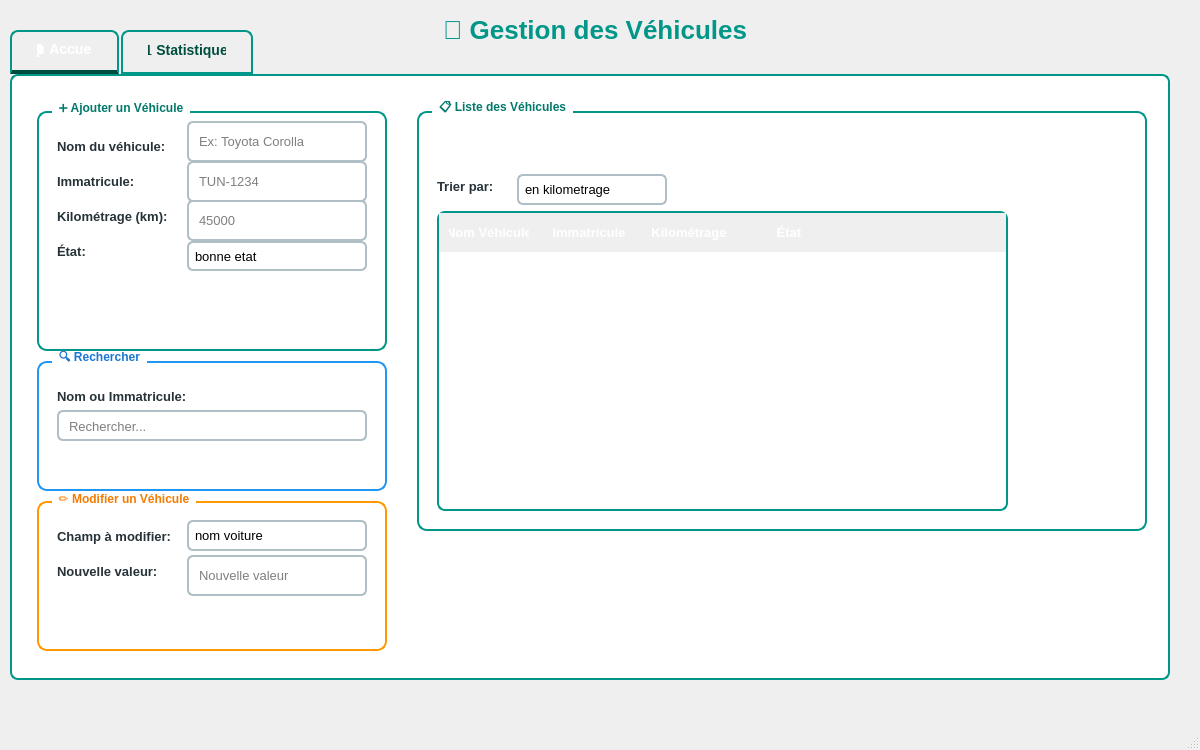
Before: the Qt Designer form mainwindow.ui in Esprit-UP-Algo/projetcpp-2a25-s1-smart-driving-school, drawn with Qt 5.
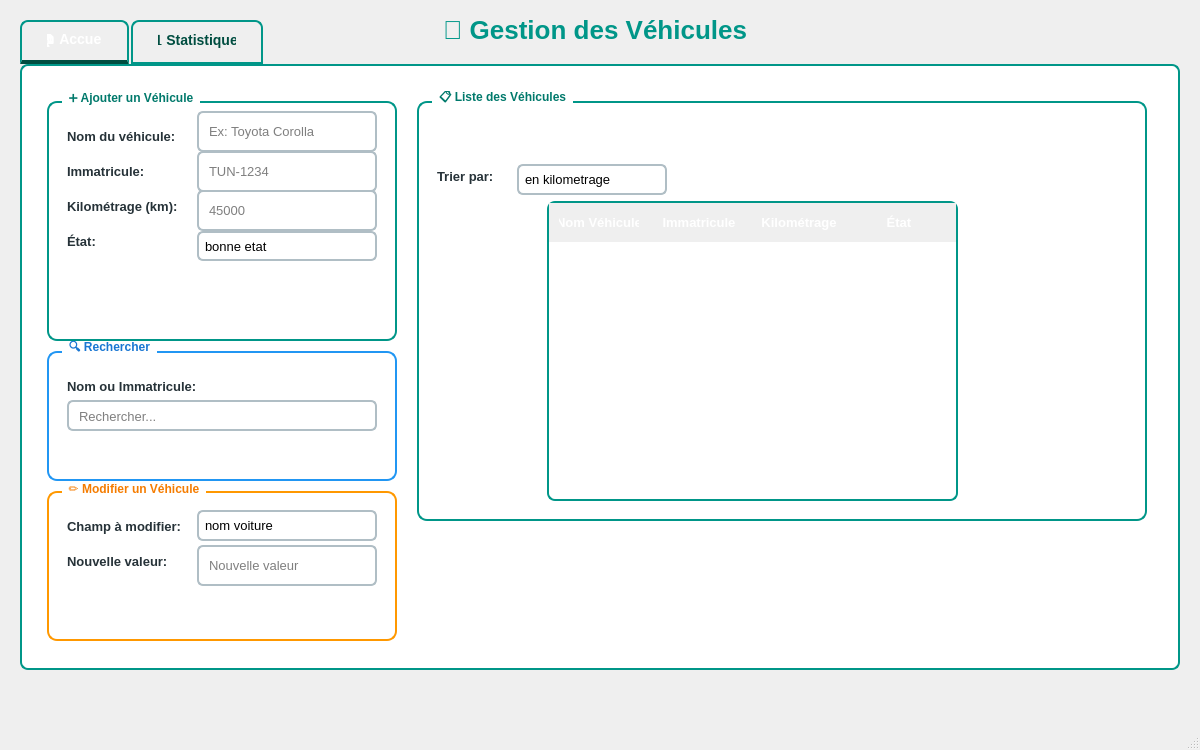
After: the same form once the commit is applied. The open tabs and pages were chosen to show the change. Icons and pictures are not drawn.

```diff
--- a/mainwindow.ui
+++ b/mainwindow.ui
@@ -205,8 +205,8 @@
    <widget class="QTabWidget" name="tabWidget">
     <property name="geometry">
      <rect>
-      <x>10</x>
-      <y>30</y>
+      <x>20</x>
+      <y>20</y>
       <width>1160</width>
       <height>650</height>
      </rect>
@@ -556,7 +556,7 @@
      <widget class="QGroupBox" name="groupBox_4">
       <property name="geometry">
        <rect>
-        <x>400</x>
+        <x>390</x>
         <y>20</y>
         <width>730</width>
         <height>430</height>
@@ -669,9 +669,9 @@
       <widget class="QTableWidget" name="tableWidget">
        <property name="geometry">
         <rect>
-         <x>20</x>
+         <x>130</x>
          <y>110</y>
-         <width>571</width>
+         <width>411</width>
          <height>300</height>
         </rect>
        </property>
```
Left out of the diff: 52 changed lines with no effect on the pictures.
